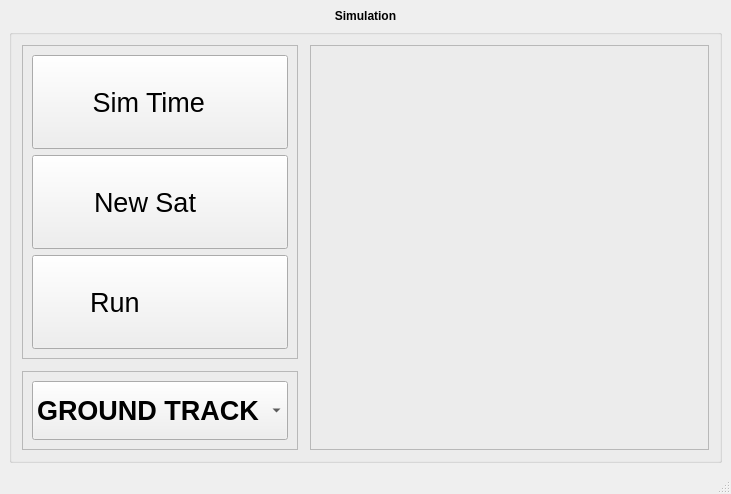
The window that src/gui/MainUI.ui (PatoGranate/Mission-Planner) describes before a commit, drawn with Qt 5.
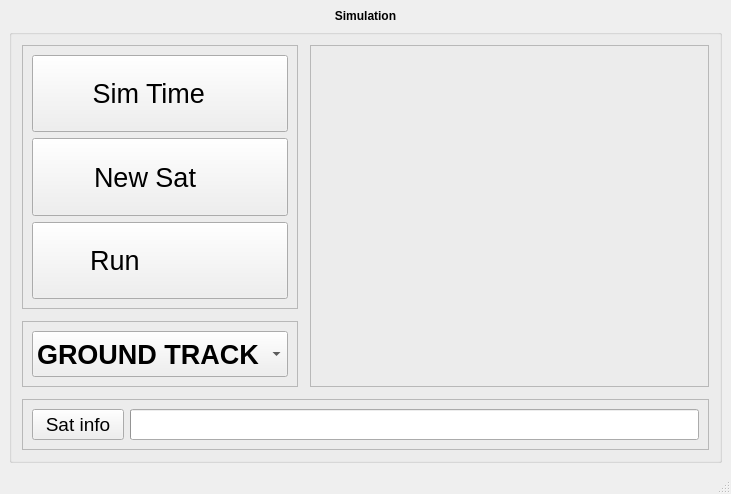
The same window after the commit. Icons and pictures are not drawn.

Commit message: added SatInfo and background fixes

What changed in the file:
```diff
--- a/src/gui/MainUI.ui
+++ b/src/gui/MainUI.ui
@@ -10,6 +10,12 @@
     <height>494</height>
    </rect>
   </property>
+  <property name="minimumSize">
+   <size>
+    <width>600</width>
+    <height>400</height>
+   </size>
+  </property>
   <property name="windowTitle">
    <string>Simulation Home</string>
   </property>
@@ -17,6 +23,12 @@
    <bool>false</bool>
   </property>
   <widget class="QWidget" name="centralwidget">
+   <property name="sizePolicy">
+    <sizepolicy hsizetype="Expanding" vsizetype="Expanding">
+     <horstretch>0</horstretch>
+     <verstretch>0</verstretch>
+    </sizepolicy>
+   </property>
    <property name="autoFillBackground">
     <bool>true</bool>
    </property>
@@ -290,6 +302,75 @@
          </layout>
         </widget>
        </item>
+       <item row="1" column="1" rowspan="5" colspan="2">
+        <widget class="QFrame" name="graph_frame">
+         <property name="frameShape">
+          <enum>QFrame::StyledPanel</enum>
+         </property>
+         <property name="frameShadow">
+          <enum>QFrame::Raised</enum>
+         </property>
+        </widget>
+       </item>
+       <item row="7" column="0" colspan="3">
+        <widget class="QFrame" name="frame_3">
+         <property name="sizePolicy">
+          <sizepolicy hsizetype="Expanding" vsizetype="Maximum">
+           <horstretch>0</horstretch>
+           <verstretch>0</verstretch>
+          </sizepolicy>
+         </property>
+         <property name="frameShape">
+          <enum>QFrame::StyledPanel</enum>
+         </property>
+         <property name="frameShadow">
+          <enum>QFrame::Raised</enum>
+         </property>
+         <layout class="QFormLayout" name="formLayout">
+          <item row="1" column="0">
+           <widget class="QPushButton" name="sat_info">
+            <property name="sizePolicy">
+             <sizepolicy hsizetype="Expanding" vsizetype="Expanding">
+              <horstretch>0</horstretch>
+              <verstretch>0</verstretch>
+             </sizepolicy>
+            </property>
+            <property name="minimumSize">
+             <size>
+              <width>0</width>
+              <height>0</height>
+             </size>
+            </property>
+            <property name="text">
+             <string> Sat info </string>
+            </property>
+            <property name="default">
+             <bool>false</bool>
+            </property>
+           </widget>
+          </item>
+          <item row="1" column="1">
+           <widget class="QProgressBar" name="simulation_progress">
+            <property name="enabled">
+             <bool>true</bool>
+            </property>
+            <property name="autoFillBackground">
+             <bool>false</bool>
+            </property>
+            <property name="value">
+             <number>0</number>
+            </property>
+            <property name="textVisible">
+             <bool>false</bool>
+            </property>
+            <property name="invertedAppearance">
+             <bool>false</bool>
+            </property>
+           </widget>
+          </item>
+         </layout>
+        </widget>
+       </item>
       </layout>
      </widget>
     </item>
```
Left out of the diff: 71 changed lines with no effect on the pictures. The commit also changes 14 other files.
